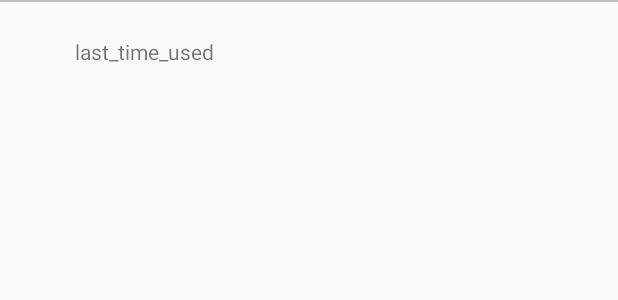
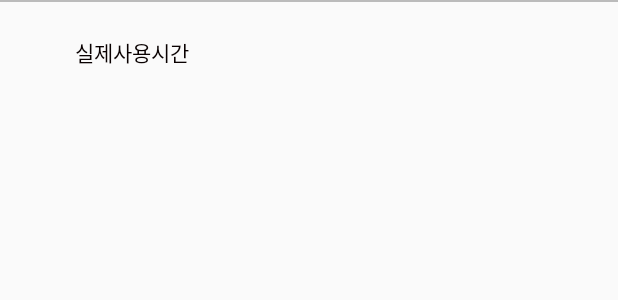
Before and after one commit to groovejumat/MyStudyHelper, an Android app: the layout usage_row.xml on its own in the app's theme, with its tools: preview values and no code run, on a phone screen of 412 x 824 dp. Shown: the top 300 px of the screen. Run offline under Robolectric (Android 15) with nearby library versions, the phone set to English and light mode, and no system bars.

Commit message:
I Change AppUsageFormat

```diff
--- a/SampleRelativeLayout/app/src/main/java/org/techtown/samplerelativelayout/AppusageFragment.java
+++ b/SampleRelativeLayout/app/src/main/java/org/techtown/samplerelativelayout/AppusageFragment.java
@@ -152,6 +152,7 @@ public class AppusageFragment extends Fragment {
         for (int i = 0; i < usageStatsList.size(); i++) {
             CustomUsageStats customUsageStats = new CustomUsageStats();
             customUsageStats.usageStats = usageStatsList.get(i);
+
             try {
                 Drawable appIcon = getActivity().getPackageManager()
                         .getApplicationIcon(customUsageStats.usageStats.getPackageName());
@@ -162,6 +163,9 @@ public class AppusageFragment extends Fragment {
 //                customUsageStats.appIcon = getActivity()
 //                        .getDrawable(R.drawable.ic_default_app_launcher);
             }
+//            if(usageStatsList.get(i).getTotalTimeForegroundServiceUsed()!=0) {
+//                System.out.println("Ok");
+//            }
             customUsageStatsList.add(customUsageStats);
         }
         mUsageListAdapter.setCustomUsageStatsList(customUsageStatsList);
--- a/SampleRelativeLayout/app/src/main/res/layout/usage_row.xml
+++ b/SampleRelativeLayout/app/src/main/res/layout/usage_row.xml
@@ -40,7 +40,8 @@
                 android:id="@+id/textview_package_name"
                 android:layout_width="wrap_content"
                 android:layout_height="wrap_content"
-                />
+                android:background="#00070000"
+                android:textColor="#090000" />
 
             <LinearLayout android:layout_width="wrap_content"
                 android:layout_height="wrap_content"
@@ -51,14 +52,16 @@
                     android:id="@+id/textview_last_time_used_label"
                     android:layout_width="wrap_content"
                     android:layout_height="wrap_content"
-                    android:text="last_time_used"
-                    />
+                    android:background="#00070000"
+                    android:text="실제사용시간"
+                    android:textColor="#090000" />
 
                 <TextView
                     android:id="@+id/textview_last_time_used"
                     android:layout_width="wrap_content"
                     android:layout_height="wrap_content"
-                    />
+                    android:background="#00070000"
+                    android:textColor="#090000" />
             </LinearLayout>
         </LinearLayout>
     </LinearLayout>
```
Also changed, not shown: SampleRelativeLayout/app/src/main/java/org/techtown/samplerelativelayout/UsageListAdapter.java (+12 -7 lines).
